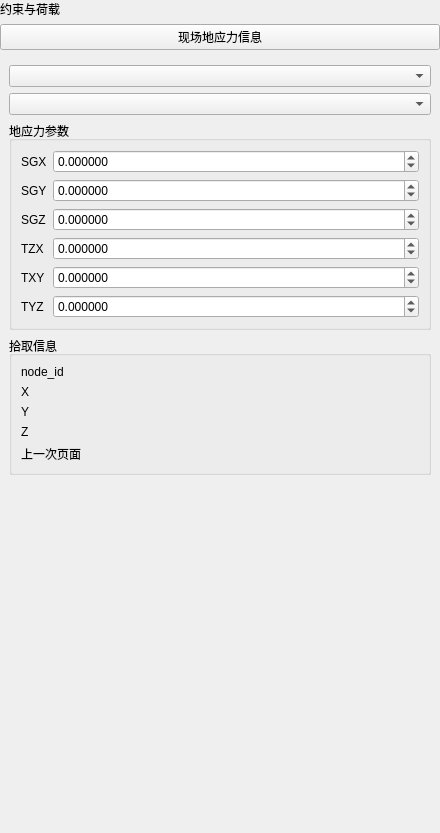
Above: plugins/Base_PhysicalField/GeoStressPointPage.ui from asd977/base_cae before the change. Below: the same form after it.
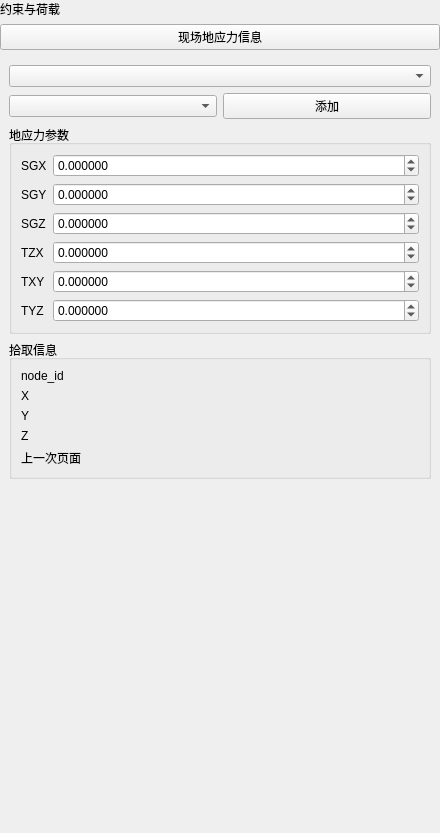
That is the form after the change. Custom widgets are drawn as their Qt base class.

Commit message: Move physical field batch-add buttons into UI layouts

What changed in the file:
```diff
--- a/plugins/Base_PhysicalField/GeoStressPointPage.ui
+++ b/plugins/Base_PhysicalField/GeoStressPointPage.ui
@@ -56,7 +56,18 @@
     <widget class="CustomComboBox" name="comboBoxDim" />
    </item>
    <item>
-    <widget class="CustomComboBox" name="comboBoxGroup" />
+        <layout class="QHBoxLayout" name="horizontalLayoutGroupSelect">
+     <item>
+      <widget class="CustomComboBox" name="comboBoxGroup" />
+     </item>
+     <item>
+      <widget class="QPushButton" name="btnBatchAdd">
+       <property name="text">
+        <string>添加</string>
+       </property>
+      </widget>
+     </item>
+    </layout>
    </item>
    <item>
     <widget class="QGroupBox" name="groupBoxParams">
```
The commit also changes 19 other files.
